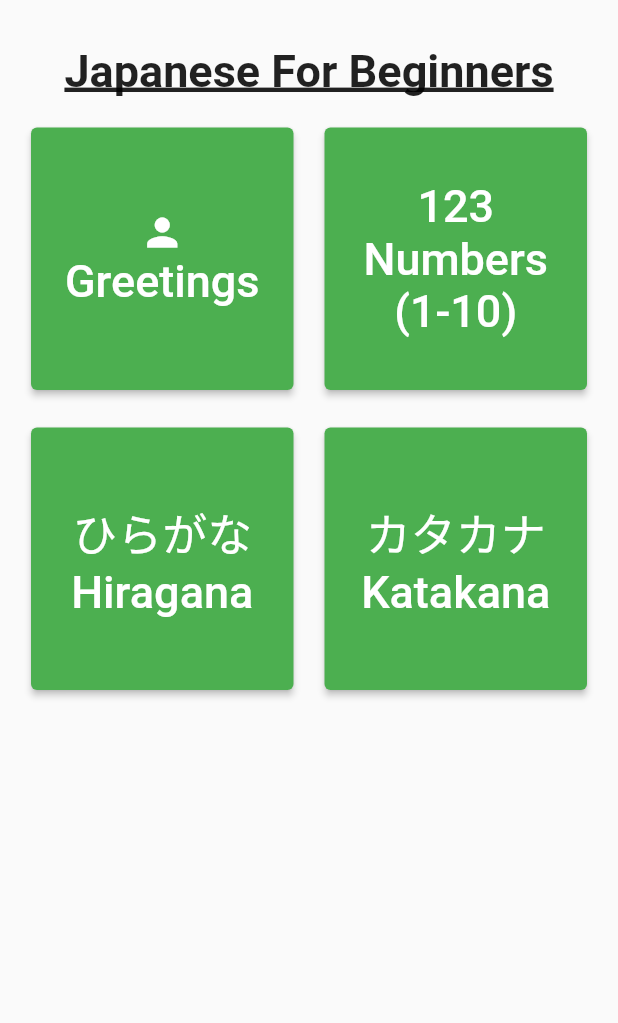
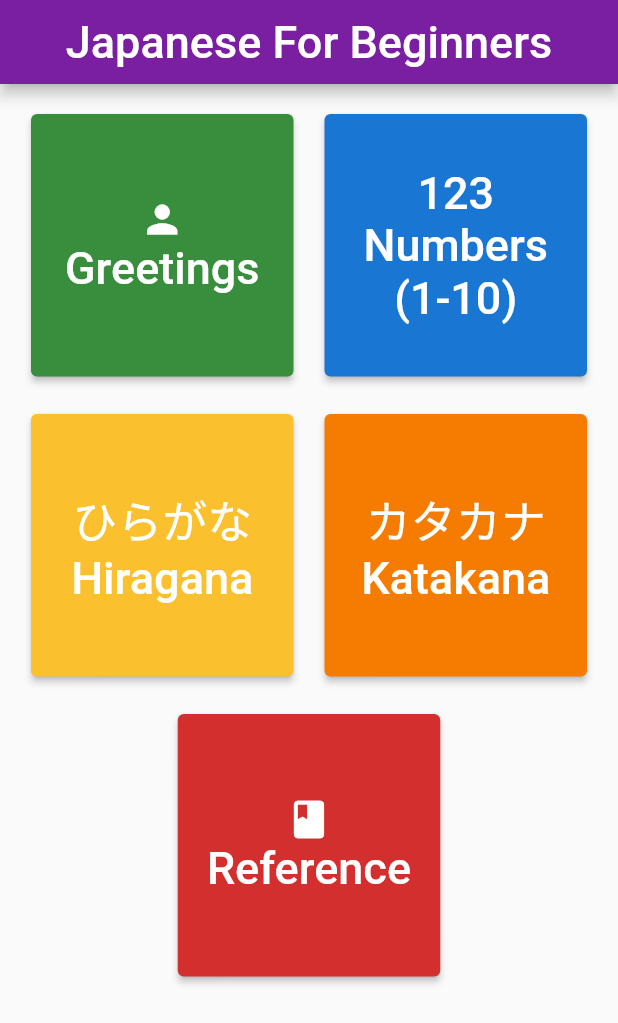
Before and after one commit to MitchellMaliglig/Mobile-App-Project-CS-4750-, a Flutter app: the screen it shows after launch, on a phone screen of 412 x 824 dp. Shown: the top 1023 px of the screen. Run offline on Flutter 3.47's test engine with Material 2 defaults, Android fonts, the phone set to English and light mode, and no system bars; our stand-ins replace flutter_tts; missing offline and left inert: kana_kit, translator.

Commit message:
app looks better

```diff
--- a/lib/main.dart
+++ b/lib/main.dart
@@ -31,25 +31,21 @@ class MyHomePage extends StatefulWidget {
 }
 
 class _MyHomePageState extends State<MyHomePage> {
-
   @override
   Widget build(BuildContext context) {
     return Scaffold(
+      appBar: AppBar(
+        title: Center(
+          child: Text(widget.title,
+            style: TextStyle(fontSize: 30),
+          ),
+        ),
+        backgroundColor: Colors.purple[700],
+      ),
       body: Column(
         children: [
           Container(
-            margin: EdgeInsets.only(top: 30, bottom: 20),
-            child: Text(widget.title,
-              style: TextStyle(
-                fontSize: 30,
-                fontWeight: FontWeight.bold,
-                decoration: TextDecoration.underline,
-                decorationThickness: 2,
-              ),
-            ),
-          ),
-          Container(
-            margin: EdgeInsets.only(bottom: 25),
+            margin: EdgeInsets.only(top: 20, bottom: 25),
             child: Row(
               mainAxisAlignment: MainAxisAlignment.spaceEvenly,
               children: [
@@ -57,13 +53,17 @@ class _MyHomePageState extends State<MyHomePage> {
                   width: 175,
                   height: 175,
                   child: ElevatedButton(
+                    style: ElevatedButton.styleFrom(
+                      primary: Colors.green[700],
+                    ),
                     onPressed: () {
                       Navigator.push(
                         context,
                         MaterialPageRoute(builder: (context) =>
                             LessonPage(
                               title: 'Greetings',
-                              greetingsData: greetingsData,)),
+                              lessonData: greetingsData,)
+                        ),
                       );
                     },
                     child: Column(
@@ -79,7 +79,19 @@ class _MyHomePageState extends State<MyHomePage> {
                   width: 175,
                   height: 175,
                   child: ElevatedButton(
-                    onPressed: () {},
+                    style: ElevatedButton.styleFrom(
+                      primary: Colors.blue[700],
+                    ),
+                    onPressed: () {
+                      Navigator.push(
+                        context,
+                        MaterialPageRoute(builder: (context) =>
+                            LessonPage(
+                              title: 'Numbers',
+                              lessonData: numbersData,)
+                        ),
+                      );
+                    },
                     child: Column(
                       mainAxisAlignment: MainAxisAlignment.center,
                       children: [
@@ -94,13 +106,18 @@ class _MyHomePageState extends State<MyHomePage> {
               ],
             ),
           ),
-          Row(
+          Container(
+            margin: EdgeInsets.only(bottom: 25),
+            child: Row(
               mainAxisAlignment: MainAxisAlignment.spaceEvenly,
               children: [
                 SizedBox(
                   width: 175,
                   height: 175,
                   child: ElevatedButton(
+                    style: ElevatedButton.styleFrom(
+                      primary: Colors.yellow[700],
+                    ),
                     onPressed: () {
                       Navigator.push(
                         context,
@@ -121,6 +138,9 @@ class _MyHomePageState extends State<MyHomePage> {
                   width: 175,
                   height: 175,
                   child: ElevatedButton(
+                    style: ElevatedButton.styleFrom(
+                      primary: Colors.orange[700],
+                    ),
                     onPressed: () {
                       Navigator.push(
                         context,
@@ -139,6 +159,24 @@ class _MyHomePageState extends State<MyHomePage> {
                 ),
               ],
             ),
+          ),
+          SizedBox(
+            width: 175,
+            height: 175,
+            child: ElevatedButton(
+              style: ElevatedButton.styleFrom(
+                primary: Colors.red[700],
+              ),
+              onPressed: () {},
+              child: Column(
+                mainAxisAlignment: MainAxisAlignment.center,
+                children: [
+                  Icon(Icons.book, size: 30,),
+                  Text('Reference', style: TextStyle(fontSize: 30),),
+                ],
+              ),
+            ),
+          ),
         ],
       ),
     );
```
Also changed, not shown: lib/lessons/Lesson_Data.dart (+12 -1 lines), lib/lessons/lesson_page.dart (+7 -9 lines). Lines whose indentation alone changed are shown as unchanged.
